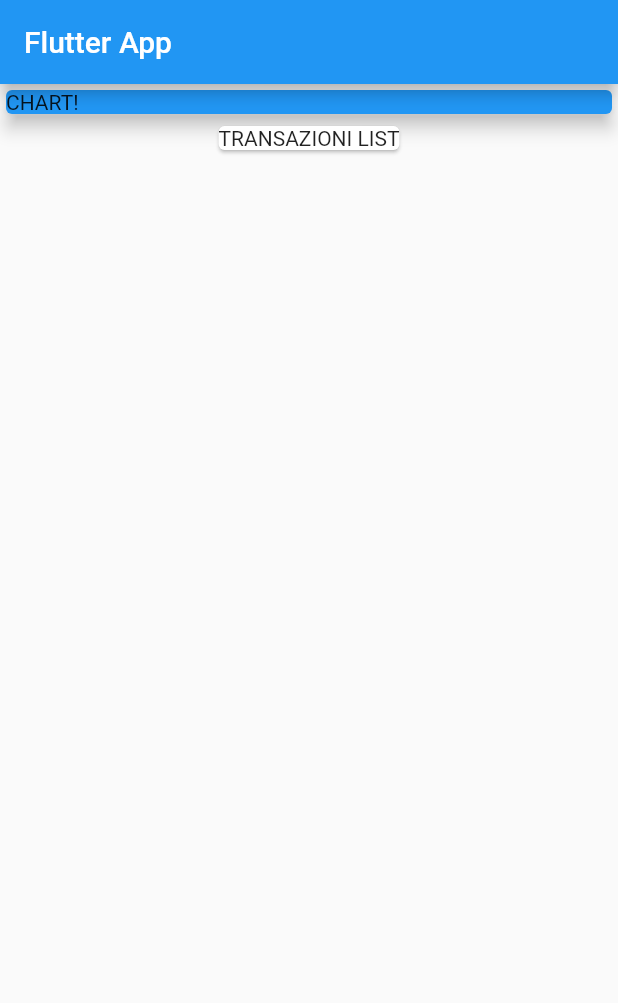
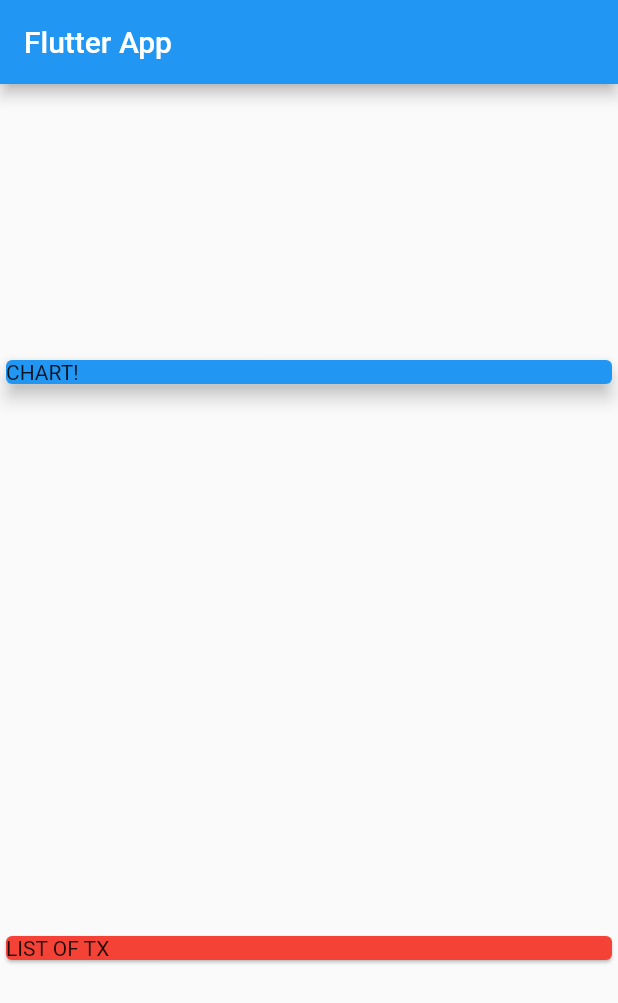
Before and after one commit to antoniocasto/Xpenses, a Flutter app: the screen it shows after launch, on a phone screen of 412 x 824 dp. Shown: the top 1003 px of the screen. Run offline on Flutter 3.47's test engine with Material 2 defaults, Android fonts, the phone set to English and light mode, and no system bars.

Commit message:
start from lesson 7

```diff
--- a/lib/main.dart
+++ b/lib/main.dart
@@ -6,7 +6,7 @@ class MyApp extends StatelessWidget {
   @override
   Widget build(BuildContext context) {
     return MaterialApp(
-      title: 'Flutter Demo',
+      title: 'Flutter App',
       home: MyHomePage(),
     );
   }
@@ -20,21 +20,20 @@ class MyHomePage extends StatelessWidget {
         title: Text('Flutter App'),
       ),
       body: Column(
+        mainAxisAlignment: MainAxisAlignment.spaceAround,
+        crossAxisAlignment: CrossAxisAlignment.stretch,
         children: <Widget>[
           Container(
             width: double.infinity,
             child: Card(
               color: Colors.blue,
+              child: Text('CHART!'),
               elevation: 5,
-              child: Text(
-                'CHART!',
-              ),
             ),
           ),
           Card(
-            child: Text(
-              'TRANSAZIONI LIST',
-            ),
+            child: Text('LIST OF TX'),
+            color: Colors.red,
           ),
         ],
       ),
```
